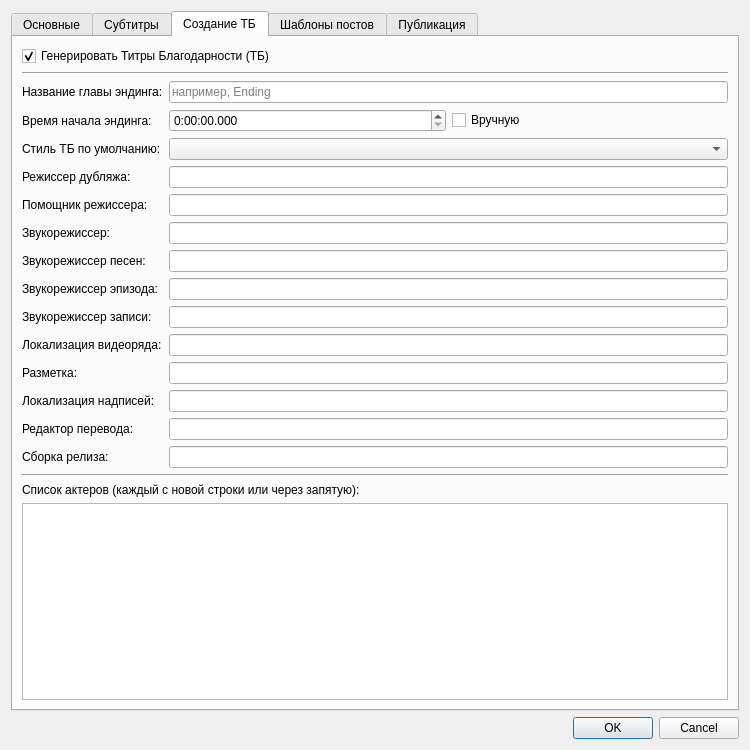
Before: the Qt Designer form ui/templateeditor.ui in IceHoles/DubbingTool, drawn with Qt 5.
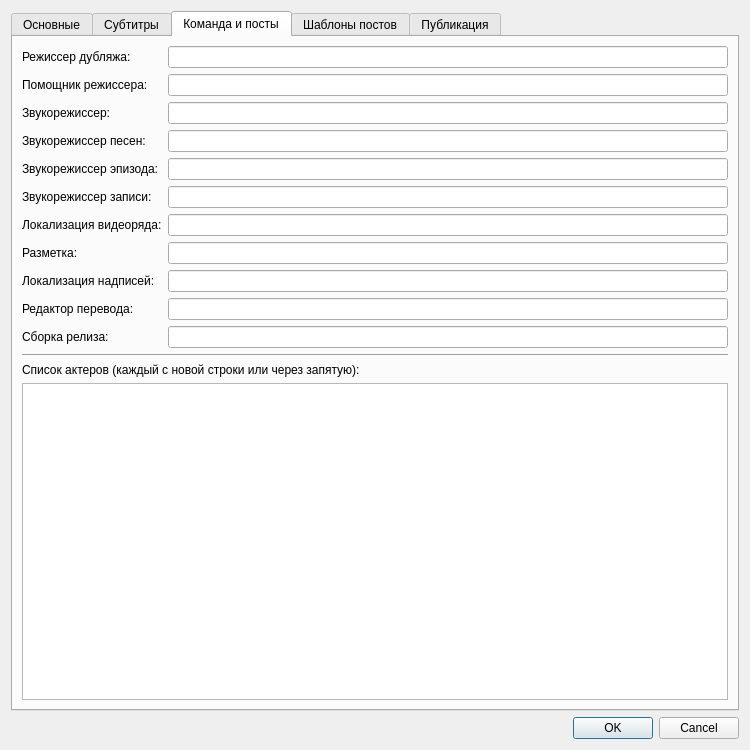
After: the same form once the commit is applied. The open tabs and pages were chosen to show the change. Custom widgets are drawn as their Qt base class.

Commit message: Refactor manual workflow, remove TB/concat/QtMultimedia, unify log panel

```diff
--- a/ui/templateeditor.ui
+++ b/ui/templateeditor.ui
@@ -422,241 +422,159 @@
      </widget>
      <widget class="QWidget" name="tabTbCreation">
       <attribute name="title">
-       <string>Создание ТБ</string>
+       <string>Команда и посты</string>
       </attribute>
       <layout class="QVBoxLayout" name="verticalLayout_2">
-       <item>
-        <widget class="QCheckBox" name="generateTbCheckBox">
-         <property name="toolTip">
-          <string>Строит титры благодарности по данным шаблона и таймингу эндинга (глава или ручное время). При выключении этапы ТБ в рендере пропускаются.</string>
-         </property>
-         <property name="text">
-          <string>Генерировать Титры Благодарности (ТБ)</string>
-         </property>
-         <property name="checked">
-          <bool>true</bool>
-         </property>
-        </widget>
-       </item>
-       <item>
-        <widget class="Line" name="line_2">
-         <property name="orientation">
-          <enum>Qt::Orientation::Horizontal</enum>
-         </property>
-        </widget>
-       </item>
        <item>
         <layout class="QFormLayout" name="formLayout_2">
          <item row="0" column="0">
-          <widget class="QLabel" name="label_9">
-           <property name="text">
-            <string>Название главы эндинга:</string>
-           </property>
-          </widget>
-         </item>
-         <item row="0" column="1">
-          <widget class="QLineEdit" name="endingChapterNameEdit">
-           <property name="toolTip">
-            <string>Имя главы эндинга в исходном MKV: по ней ищется время начала для титров благодарности, если не задано только ручное время.</string>
-           </property>
-           <property name="placeholderText">
-            <string>например, Ending</string>
-           </property>
-          </widget>
-         </item>
-         <item row="1" column="0">
-          <widget class="QLabel" name="label_11">
-           <property name="text">
-            <string>Время начала эндинга:</string>
-           </property>
-          </widget>
-         </item>
-         <item row="1" column="1">
-          <layout class="QHBoxLayout" name="horizontalLayout_10">
-           <item>
-            <widget class="QTimeEdit" name="endingStartTimeEdit">
-             <property name="toolTip">
-              <string>Таймкод начала эндинга: при включённой галочке «Вручную» — начало титров благодарности; иначе может использоваться как подсказка.</string>
-             </property>
-             <property name="displayFormat">
-              <string>H:mm:ss.zzz</string>
-             </property>
-            </widget>
-           </item>
-           <item>
-            <widget class="QCheckBox" name="useManualTimeCheckBox">
-             <property name="toolTip">
-              <string>Если включено: время начала титров благодарности берётся из поля «Время начала эндинга» в шаблоне. Если выключено — из автоматически найденного времени (глава эндинга, диалог и т.п.).</string>
-             </property>
-             <property name="text">
-              <string>Вручную</string>
-             </property>
-            </widget>
-           </item>
-          </layout>
-         </item>
-         <item row="2" column="0">
-          <widget class="QLabel" name="label_19">
-           <property name="text">
-            <string>Стиль ТБ по умолчанию:</string>
-           </property>
-          </widget>
-         </item>
-         <item row="2" column="1">
-          <widget class="QComboBox" name="defaultTbStyleComboBox">
-           <property name="toolTip">
-            <string>Стиль ASS по умолчанию для блока титров благодарности (список стилей задаётся в настройках приложения).</string>
-           </property>
-          </widget>
-         </item>
-         <item row="3" column="0">
           <widget class="QLabel" name="label_12">
            <property name="text">
             <string>Режиссер дубляжа:</string>
            </property>
           </widget>
          </item>
-         <item row="3" column="1">
+         <item row="0" column="1">
           <widget class="QLineEdit" name="directorEdit">
            <property name="toolTip">
             <string>Режиссёр дубляжа для титров благодарности и плейсхолдера %DIRECTOR%.</string>
            </property>
           </widget>
          </item>
-         <item row="4" column="0">
+         <item row="1" column="0">
           <widget class="QLabel" name="label_assistant_director">
            <property name="text">
             <string>Помощник режиссера:</string>
            </property>
           </widget>
          </item>
-         <item row="4" column="1">
+         <item row="1" column="1">
           <widget class="QLineEdit" name="assistantDirectorEdit">
            <property name="toolTip">
             <string>Помощник режиссёра для строк титров благодарности.</string>
            </property>
           </widget>
          </item>
-         <item row="5" column="0">
+         <item row="2" column="0">
           <widget class="QLabel" name="label_13">
            <property name="text">
             <string>Звукорежиссер:</string>
            </property>
           </widget>
          </item>
-         <item row="5" column="1">
+         <item row="2" column="1">
           <widget class="QLineEdit" name="soundEngineerEdit">
            <property name="toolTip">
             <string>Звукорежиссёр для титров благодарности и плейсхолдера %SOUND_ENGINEER%.</string>
            </property>
           </widget>
          </item>
-         <item row="6" column="0">
+         <item row="3" column="0">
           <widget class="QLabel" name="label_16">
            <property name="text">
             <string>Звукорежиссер песен:</string>
            </property>
           </widget>
          </item>
-         <item row="6" column="1">
+         <item row="3" column="1">
           <widget class="QLineEdit" name="songsSoundEngineerEdit">
            <property name="toolTip">
             <string>Звукорежиссёр песен для титров благодарности и плейсхолдера %SONG_ENGINEER%.</string>
            </property>
           </widget>
          </item>
-         <item row="7" column="0">
+         <item row="4" column="0">
           <widget class="QLabel" name="label_26">
            <property name="text">
             <string>Звукорежиссер эпизода:</string>
            </property>
           </widget>
          </item>
-         <item row="7" column="1">
+         <item row="4" column="1">
           <widget class="QLineEdit" name="episodeSoundEngineerEdit">
            <property name="toolTip">
             <string>Звукорежиссёр эпизода для титров благодарности и плейсхолдера %EPISODE_ENGINEER%.</string>
            </property>
           </widget>
          </item>
-         <item row="8" column="0">
+         <item row="5" column="0">
           <widget class="QLabel" name="label_27">
            <property name="text">
             <string>Звукорежиссер записи:</string>
            </property>
           </widget>
          </item>
-         <item row="8" column="1">
+         <item row="5" column="1">
           <widget class="QLineEdit" name="recordingSoundEngineerEdit">
            <property name="toolTip">
             <string>Звукорежиссёр записи для титров благодарности и плейсхолдера %RECORDING_ENGINEER%.</string>
            </property>
           </widget>
          </item>
-         <item row="9" column="0">
+         <item row="6" column="0">
           <widget class="QLabel" name="label_video_localization">
            <property name="text">
             <string>Локализация видеоряда:</string>
            </property>
           </widget>
          </item>
-         <item row="9" column="1">
+         <item row="6" column="1">
           <widget class="QLineEdit" name="videoLocalizationAuthorEdit">
            <property name="toolTip">
             <string>Автор локализации видеоряда для титров благодарности и плейсхолдера %VIDEO_LOCALIZATION_AUTHOR%.</string>
            </property>
           </widget>
          </item>
-         <item row="10" column="0">
+         <item row="7" column="0">
           <widget class="QLabel" name="label_14">
            <property name="text">
             <string>Разметка:</string>
            </property>
           </widget>
          </item>
-         <item row="10" column="1">
+         <item row="7" column="1">
           <widget class="QLineEdit" name="timingAuthorEdit">
            <property name="toolTip">
             <string>Автор разметки/тайминга для титров благодарности и плейсхолдера %TIMING_AUTHOR%.</string>
            </property>
           </widget>
          </item>
-         <item row="11" column="0">
+         <item row="8" column="0">
           <widget class="QLabel" name="label_signs_author">
            <property name="text">
             <string>Локализация надписей:</string>
            </property>
           </widget>
          </item>
-         <item row="11" column="1">
+         <item row="8" column="1">
           <widget class="QLineEdit" name="signsAuthorEdit">
            <property name="toolTip">
             <string>Автор локализации надписей для титров благодарности и плейсхолдера %SIGNS_AUTHOR%.</string>
            </property>
           </widget>
          </item>
-         <item row="12" column="0">
+         <item row="9" column="0">
           <widget class="QLabel" name="label_translation_editor">
            <property name="text">
             <string>Редактор перевода:</string>
            </property>
           </widget>
          </item>
-         <item row="12" column="1">
+         <item row="9" column="1">
           <widget class="QLineEdit" name="translationEditorEdit">
            <property name="toolTip">
             <string>Редактор перевода для титров благодарности и плейсхолдера %TRANSLATION_EDITOR%.</string>
            </property>
           </widget>
          </item>
-         <item row="13" column="0">
+         <item row="10" column="0">
           <widget class="QLabel" name="label_15">
            <property name="text">
             <string>Сборка релиза:</string>
            </property>
           </widget>
          </item>
-         <item row="13" column="1">
+         <item row="10" column="1">
           <widget class="QLineEdit" name="releaseBuilderEdit">
            <property name="toolTip">
             <string>Ответственный за сборку релиза для титров благодарности и плейсхолдера %RELEASE_BUILDER%.</string>
```
Left out of the diff: 34 changed lines with no effect on the pictures. The commit also changes 69 other files.
